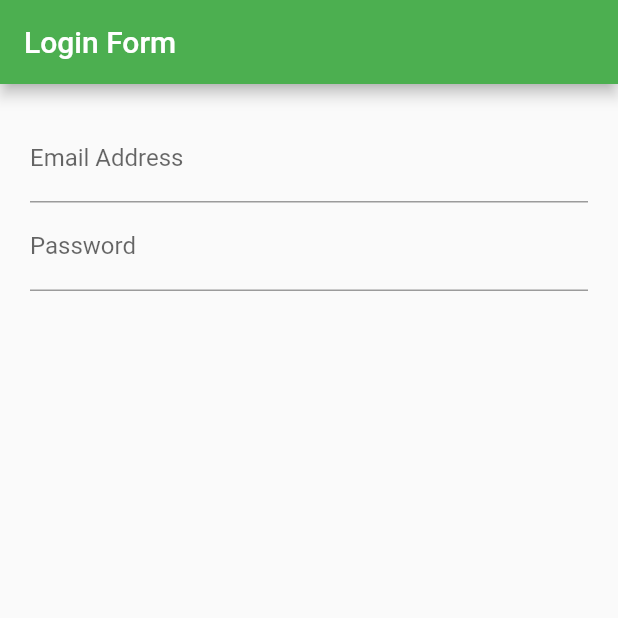
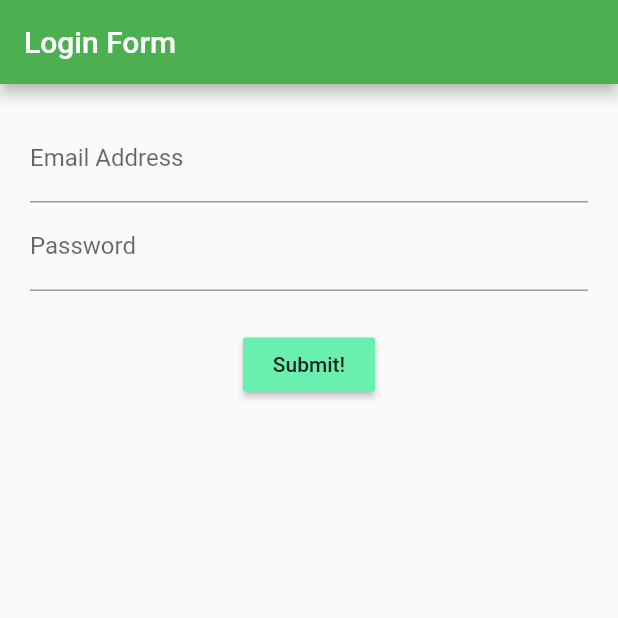
Before and after one commit to asemsafan/forms_and_validation, a Flutter app: the screen it shows after launch, on a phone screen of 412 x 824 dp, the top half of it. Run offline on Flutter 3.47's test engine with Material 2 defaults, Android fonts, the phone set to English and light mode, and no system bars.

Commit message:
- Adding formKey with as GlobalKey<FormState> Instance. - Adding Reset function to the submit button to test it.

```diff
--- a/lib/src/screens/login_screen.dart
+++ b/lib/src/screens/login_screen.dart
@@ -1,49 +1,64 @@
 import 'package:flutter/material.dart';
 
-class LoginScreen extends StatefulWidget{
+class LoginScreen extends StatefulWidget {
   @override
   State<StatefulWidget> createState() {
     return LoginScreenState();
   }
-
 }
 
-class LoginScreenState extends State<LoginScreen>{
+class LoginScreenState extends State<LoginScreen> {
+
+  //Reference key help us to reference one specific widget
+  final formKey = GlobalKey<FormState>();
+
   @override
   Widget build(BuildContext context) {
     return new Container(
       margin: EdgeInsets.all(20.0),
       child: new Form(
+      // apply the form key to the key here
+        key: formKey,
         child: new Column(
           children: <Widget>[
+            //Make widgets separately in the bottom and call them here
             emailField(),
             passwordField(),
-//              submitButton(),
+            Container(margin: EdgeInsets.only(bottom: 25.0),),
+            submitButton(),
           ],
         ),
       ),
     );
   }
 
-  Widget emailField(){
+  Widget emailField() {
     return TextFormField(
       keyboardType: TextInputType.emailAddress,
-      decoration:  new InputDecoration(
+      decoration: new InputDecoration(
         labelText: 'Email Address',
         hintText: 'You@example.com',
       ),
     );
   }
-  Widget passwordField(){
-    return TextFormField(
+
+  Widget passwordField() {
+    return new TextFormField(
       obscureText: true,
-      decoration:  new InputDecoration(
+      decoration: new InputDecoration(
         labelText: 'Password',
         hintText: 'Enter Password',
       ),
     );
   }
-//  Widget submitButton(){
-//
-//  }
+
+  Widget submitButton() {
+    return new RaisedButton(
+      color: Colors.greenAccent,
+      onPressed: () {
+        formKey.currentState.reset();
+      },
+      child: new Text('Submit!'),
+    );
   }
+}
```
Lines whose indentation alone changed are shown as unchanged.
